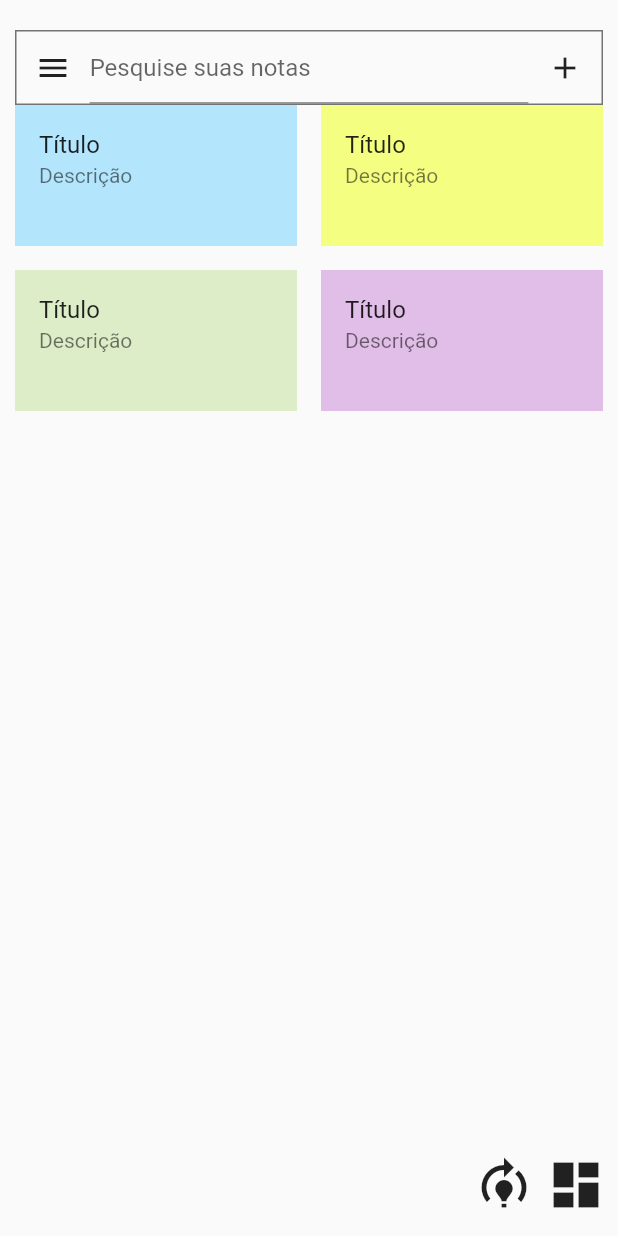
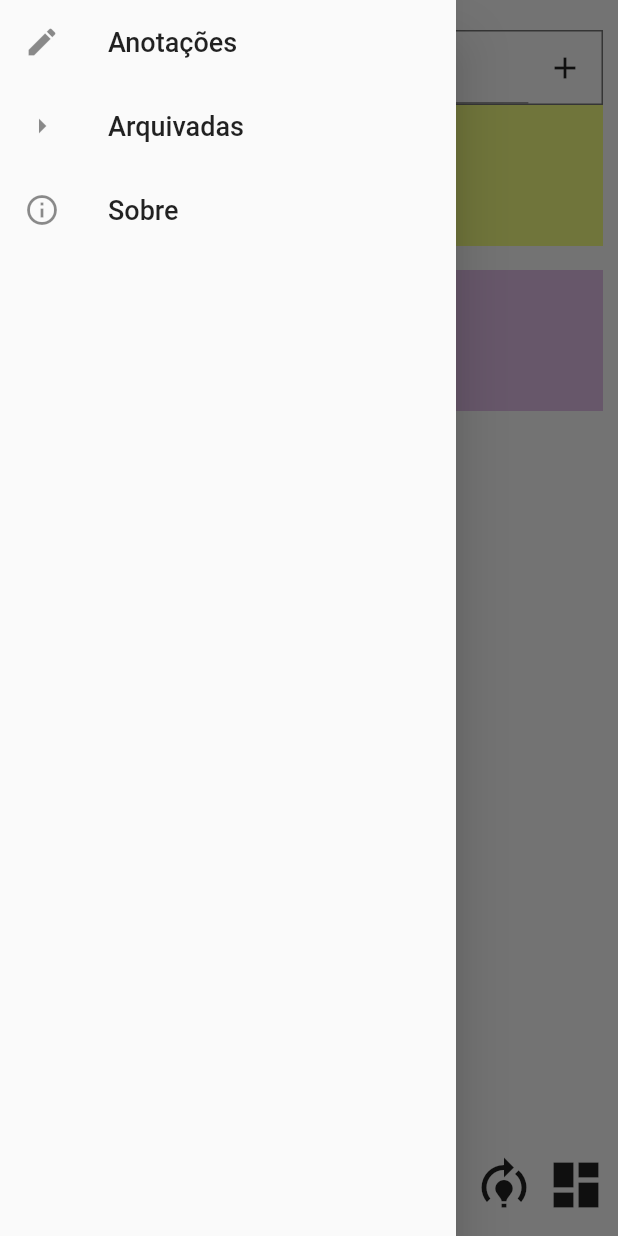
Before and after one commit to lozizah/Mobile_171162, a Flutter app: the screen it shows after launch, after a tap on the "menu" icon, on a phone screen of 412 x 824 dp. Run offline on Flutter 3.47's test engine with Material 2 defaults, Android fonts, the phone set to English and light mode, and no system bars.

Commit message:
Correção - botão Menu

```diff
--- a/lib/main.dart
+++ b/lib/main.dart
@@ -34,9 +34,11 @@ class _MainScreenState extends State<MainScreen> {
                 children: [
                   Expanded(
                     flex: 1,
-                    child: IconButton(
-                        icon: Icon(Icons.menu),
-                        onPressed: () => Scaffold.of(context).openDrawer()),
+                    child: Builder(
+                      builder: (context) => IconButton(
+                          icon: Icon(Icons.menu),
+                          onPressed: () => Scaffold.of(context).openDrawer()),
+                    ),
                   ),
                   Expanded(
                     flex: 6,
```
Also changed, not shown: 16 other files.
